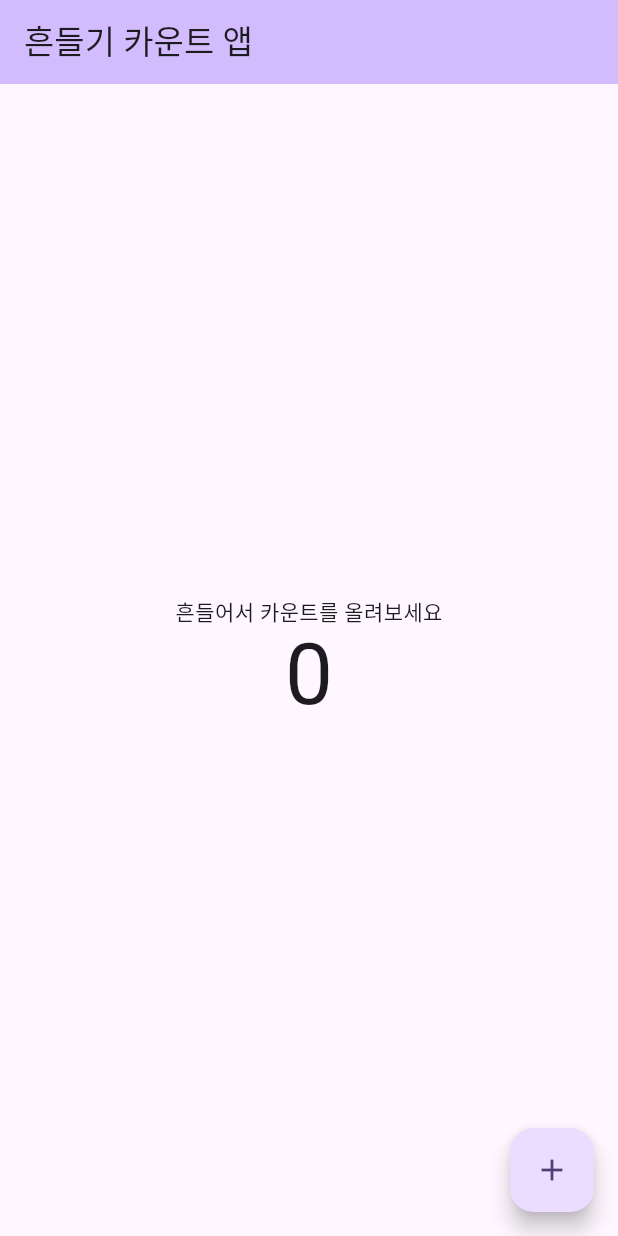
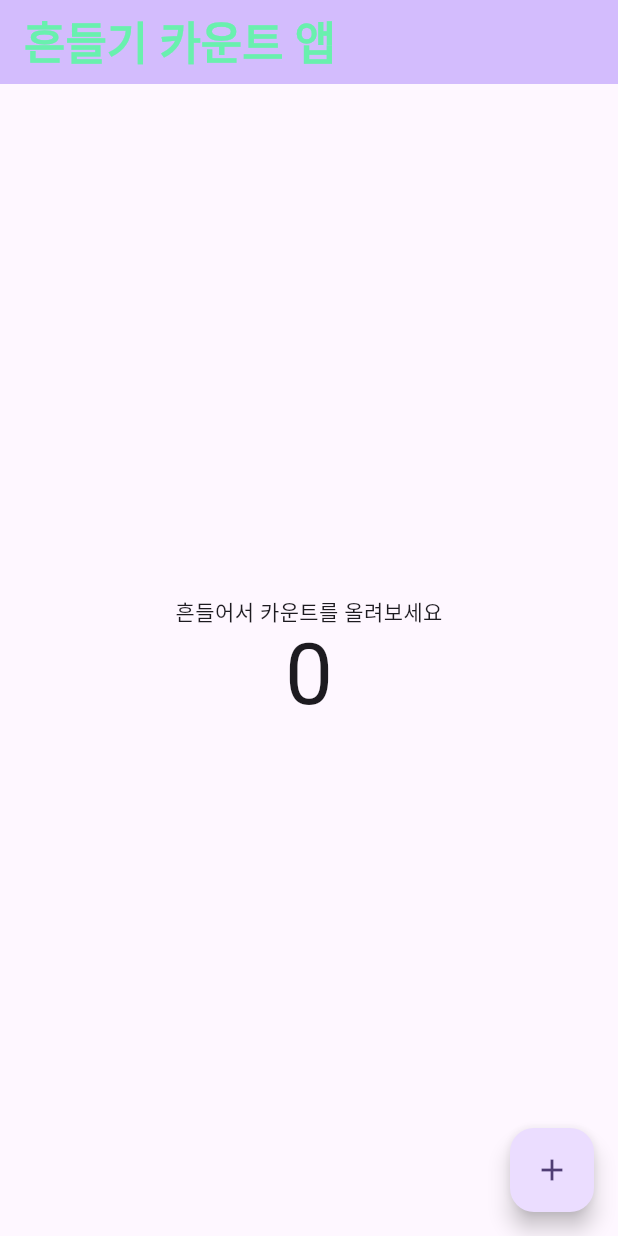
Before and after one commit to apeachicetea/shake_counter_app, a Flutter app: the screen it shows after launch, on a phone screen of 412 x 824 dp. Run offline on Flutter 3.47's test engine with Material 2 defaults, Android fonts, the phone set to English and light mode, and no system bars; our stand-ins replace velocity_x; missing offline and left inert: shake.

```diff
--- a/lib/my_home_page.dart
+++ b/lib/my_home_page.dart
@@ -2,6 +2,7 @@ import 'dart:ui';
 
 import 'package:flutter/material.dart';
 import 'package:shake/shake.dart';
+import 'package:velocity_x/velocity_x.dart';
 
 class MyHomePage extends StatefulWidget {
   const MyHomePage({super.key, required this.title});
@@ -72,7 +73,7 @@ class _MyHomePageState extends State<MyHomePage> with WidgetsBindingObserver {
         backgroundColor: Theme.of(context).colorScheme.inversePrimary,
         // Here we take the value from the MyHomePage object that was created by
         // the App.build method, and use it to set our appbar title.
-        title: Text(widget.title),
+        title: NewWidget(widget: widget),
       ),
       body: Center(
         // Center is a layout widget. It takes a single child and positions it
@@ -184,3 +185,15 @@ class _MyHomePageState extends State<MyHomePage> with WidgetsBindingObserver {
     throw UnimplementedError();
   }
 }
+
+class NewWidget extends StatelessWidget {
+  const NewWidget({
+    super.key,
+    required this.widget,
+  });
+
+  final MyHomePage widget;
+
+  @override
+  Widget build(BuildContext context) => widget.title.text.size(30).color(Colors.greenAccent).bold.make();
+}
--- a/pubspec.yaml
+++ b/pubspec.yaml
@@ -36,6 +36,8 @@ dependencies:
   # Use with the CupertinoIcons class for iOS style icons.
   cupertino_icons: ^1.0.2
   shake: ^2.2.0
+  velocity_x: ^4.1.1
+  flutter_native_splash: ^2.3.5
 
 dev_dependencies:
   flutter_test:
```
Also changed, not shown: flutter_native_splash.yaml (added, +144 -0 lines), pubspec.lock.
